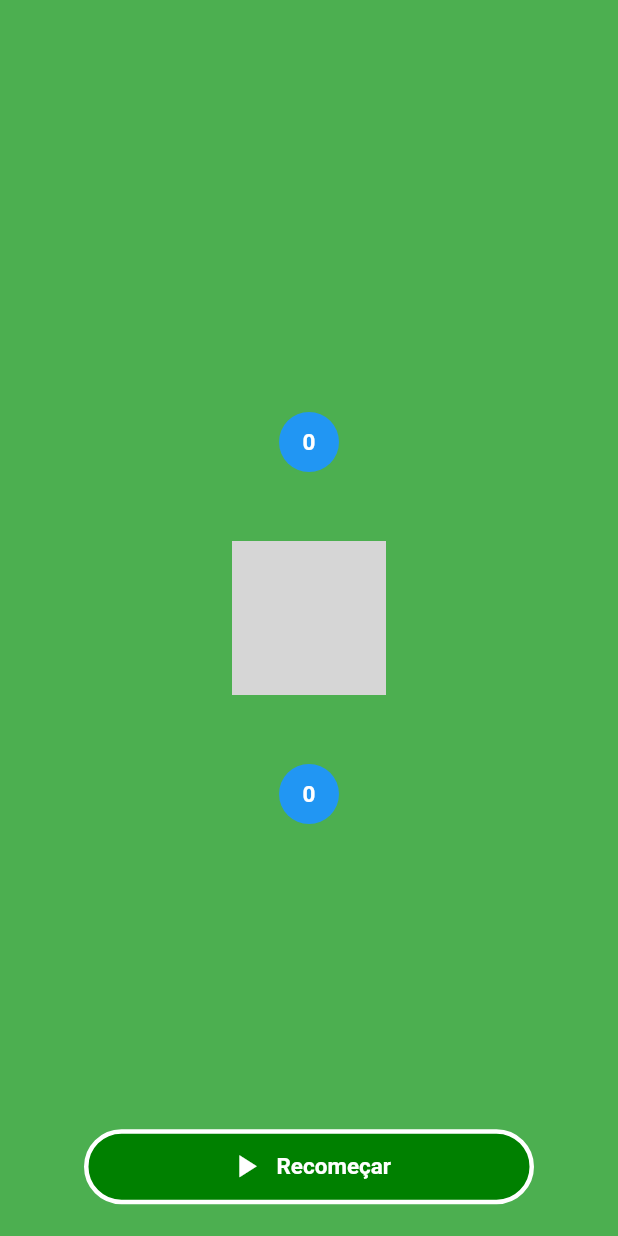
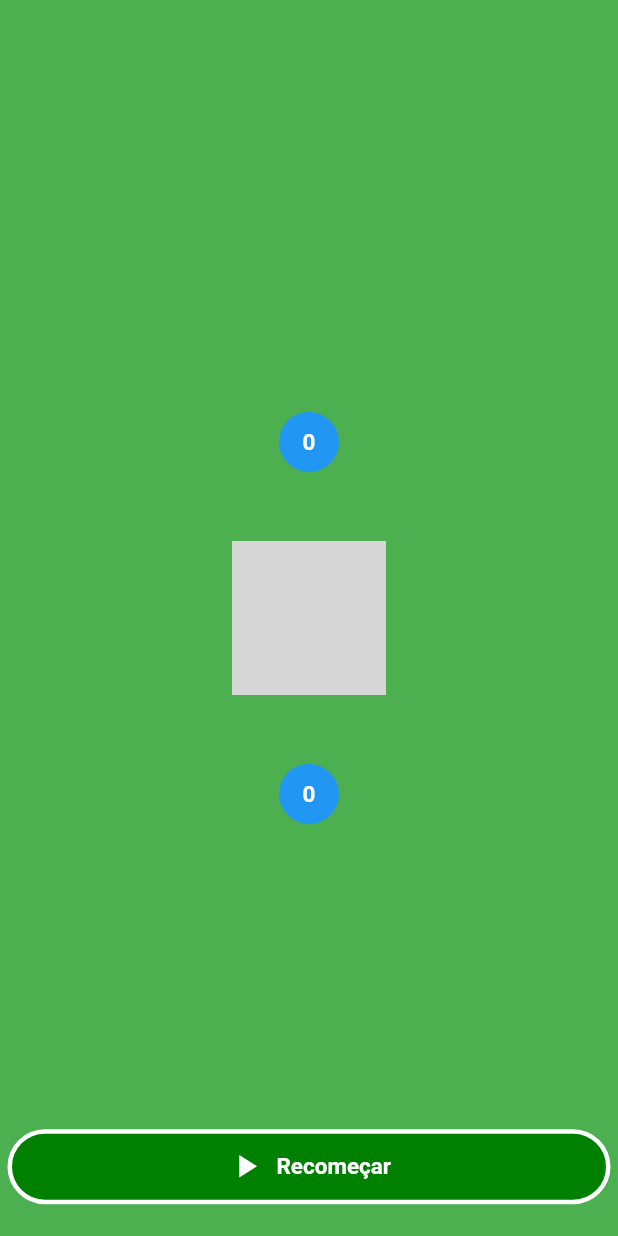
Before and after one commit to brdacon1/blackjack_alt.bank, a Flutter app: the GameScreen screen opened by its route, on a phone screen of 412 x 824 dp. Run offline on Flutter 3.47's test engine with Material 2 defaults, Android fonts, the phone set to English and light mode, and no system bars; our stand-ins replace dio, lottie; missing offline and left inert: material_dialogs; network calls fail; Roboto replaces fonts that are missing (Montserrat); grey boxes are pictures that could not be loaded.

Commit message:
Adequação do game

```diff
--- a/lib/components/atoms/button_game_screen.dart
+++ b/lib/components/atoms/button_game_screen.dart
@@ -38,111 +38,11 @@ class GameScreenButton extends StatelessWidget {
          children: [
            Visibility(
              visible: !game.isRestartButton,
-             child: ContainerButton(
-               width: 300,
-               height: buttonHeight,
-               borderRadius: 50,
-               backgroundColor: kGreenDarkColor,
-               borderColor: kColorWhite,
-               onTap: () async {
-                  await game.playerPlaying(deck, updateParentState, showPopup);
-               },
-               child: const Row(
-                 mainAxisSize: MainAxisSize.min,
-                 mainAxisAlignment: MainAxisAlignment.center,
-                 children: [
-                   Icon(
-                     Icons.arrow_drop_down_sharp,
-                     color: kColorWhite,
-                     size: 60,
-                   ),
-                   SizedBox(width: 5),
-                   CustomTextSize(
-                     'Comprar carta',
-                     textStyle: TextStylesEnum.sizeNo18Responsive,
-                     textAlign: TextAlign.center,
-                     fontWeight: FontWeight.w700,
-                     color: kColorWhite,
-                   ),
-                 ],
-               ),
-             ),
-         ),
-         Visibility(
-             visible: game.isRestartButton,
-             child: ContainerButton(
-               width: 300,
-               height: buttonHeight,
-               borderRadius: 50,
-               backgroundColor: kGreenDarkColor,
-               borderColor: kColorWhite,
-               onTap: () async {
-                 await game.restartGame(deck, updateParentState, context, startScreen);
-               },
-               child: const Row(
-                 mainAxisSize: MainAxisSize.min,
-                 mainAxisAlignment: MainAxisAlignment.center,
-                 children: [
-                   Icon(
-                     Icons.play_arrow,
-                     color: kColorWhite,
-                     size: 25,
-                   ),
-                   SizedBox(width: 8),
-                   CustomTextSize(
-                     'Recomeçar',
-                     textStyle: TextStylesEnum.sizeNo18Responsive,
-                     textAlign: TextAlign.center,
-                     fontWeight: FontWeight.w700,
-                     color: kColorWhite,
-                   ),
-               ],
-             ),
-           ),
-        ), Visibility(
-             visible: !game.isRestartButton,
-             child:  ContainerButton(
-               width: 300,
-               height: buttonHeight,
-               borderRadius: 50,
-               backgroundColor: kRedColor,
-               borderColor: kColorWhite,
-               onTap: () async {
-                  await game.machineDecision(deck, updateParentState, showPopup);
-               },
-               child: const Row(
-                 mainAxisSize: MainAxisSize.min,
-                 mainAxisAlignment: MainAxisAlignment.center,
-                 children: [
-                   Icon(
-                     Icons.back_hand,
-                     color: kColorWhite,
-                     size: 25,
-                   ),
-                   SizedBox(width: 8),
-                   CustomTextSize(
-                     'Passar a vez',
-                     textStyle: TextStylesEnum.sizeNo18Responsive,
-                     textAlign: TextAlign.center,
-                     fontWeight: FontWeight.w700,
-                     color: kColorWhite,
-                   ),
-                 ],
-               ),
-             ),
-        ),
-      ],
-    ) : Row(
-      mainAxisAlignment: MainAxisAlignment.center,
-      children: [
-        Visibility(
-          visible: !game.isRestartButton,
              child: Expanded(
-            flex: 7,
                child: Padding(
                  padding: const EdgeInsets.symmetric(horizontal: 5),
                  child: ContainerButton(
-                width: double.infinity,
+                   width: 300,
                    height: buttonHeight,
                    borderRadius: 50,
                    backgroundColor: kGreenDarkColor,
@@ -174,6 +74,10 @@ class GameScreenButton extends StatelessWidget {
            ),
            Visibility(
              visible: game.isRestartButton,
+             child: Expanded(
+               flex: 7,
+               child: Padding(
+                 padding: const EdgeInsets.symmetric(horizontal: 5),
                  child: ContainerButton(
                    width: 300,
                    height: buttonHeight,
@@ -204,6 +108,11 @@ class GameScreenButton extends StatelessWidget {
                    ),
                  ),
                ),
+             ),
+           ),
+      ]) : Row(
+        mainAxisAlignment: MainAxisAlignment.center,
+        children: [
         Visibility(
           visible: !game.isRestartButton,
           child: Expanded(
@@ -211,26 +120,64 @@ class GameScreenButton extends StatelessWidget {
             child: Padding(
               padding: const EdgeInsets.symmetric(horizontal: 5),
               child: ContainerButton(
-                width: double.infinity,
+                width: 300,
                 height: buttonHeight,
                 borderRadius: 50,
-                backgroundColor: kRedColor,
+                backgroundColor: kGreenDarkColor,
                 borderColor: kColorWhite,
                 onTap: () async {
-                 await game.machineDecision(deck, updateParentState, showPopup);
+                  await game.playerPlaying(deck, updateParentState, showPopup);
                 },
                 child: const Row(
                   mainAxisSize: MainAxisSize.min,
                   mainAxisAlignment: MainAxisAlignment.center,
                   children: [
                     Icon(
-                      Icons.back_hand,
+                      Icons.arrow_drop_down_circle_rounded,
                       color: kColorWhite,
                     ),
                     SizedBox(width: 8),
                     CustomTextSize(
-                      'Passar a vez',
+                      'Comprar carta',
                       textStyle: TextStylesEnum.size28Medium,
+                      textAlign: TextAlign.center,
+                      fontWeight: FontWeight.w700,
+                      color: kColorWhite,
+                    ),
+                  ],
+                ),
+              ),
+            ),
+          ),
+        ),
+        Visibility(
+          visible: game.isRestartButton,
+          child: Expanded(
+            flex: 7,
+            child: Padding(
+              padding: const EdgeInsets.symmetric(horizontal: 5),
+              child: ContainerButton(
+                width: 300,
+                height: buttonHeight,
+                borderRadius: 50,
+                backgroundColor: kGreenDarkColor,
+                borderColor: kColorWhite,
+                onTap: () async {
+                  await game.restartGame(deck, updateParentState, context, startScreen);
+                },
+                child: const Row(
+                  mainAxisSize: MainAxisSize.min,
+                  mainAxisAlignment: MainAxisAlignment.center,
+                  children: [
+                    Icon(
+                      Icons.play_arrow,
+                      color: kColorWhite,
+                      size: 25,
+                    ),
+                    SizedBox(width: 8),
+                    CustomTextSize(
+                      'Recomeçar',
+                      textStyle: TextStylesEnum.sizeNo18Responsive,
                       textAlign: TextAlign.center,
                       fontWeight: FontWeight.w700,
                       color: kColorWhite,
--- a/lib/providers/game.dart
+++ b/lib/providers/game.dart
@@ -98,16 +98,9 @@ class Game extends BaseProvider {
   }
 
   Future<void> startGame(Deck deck, VoidCallback updateParentState) async {
-      for(int i = 0; i < 4; i++) {
-         if((i % 2) == 0) {
-           selectCardPlayer.add(await deck.getBuyCards(deckGame?.deckId));
-           calculatePointCards(false);
-         } else {
-           selectCardMachine.add(await deck.getBuyCards(deckGame?.deckId));
-           calculatePointCards(true);
-         }
-         updateParentState();
-      }
+    selectCardMachine.add(await deck.getBuyCards(deckGame?.deckId));
+    calculatePointCards(true);
+    updateParentState();
   }
 
   calculatePointCards(bool isMachine) {
```
Lines whose indentation alone changed are shown as unchanged.
